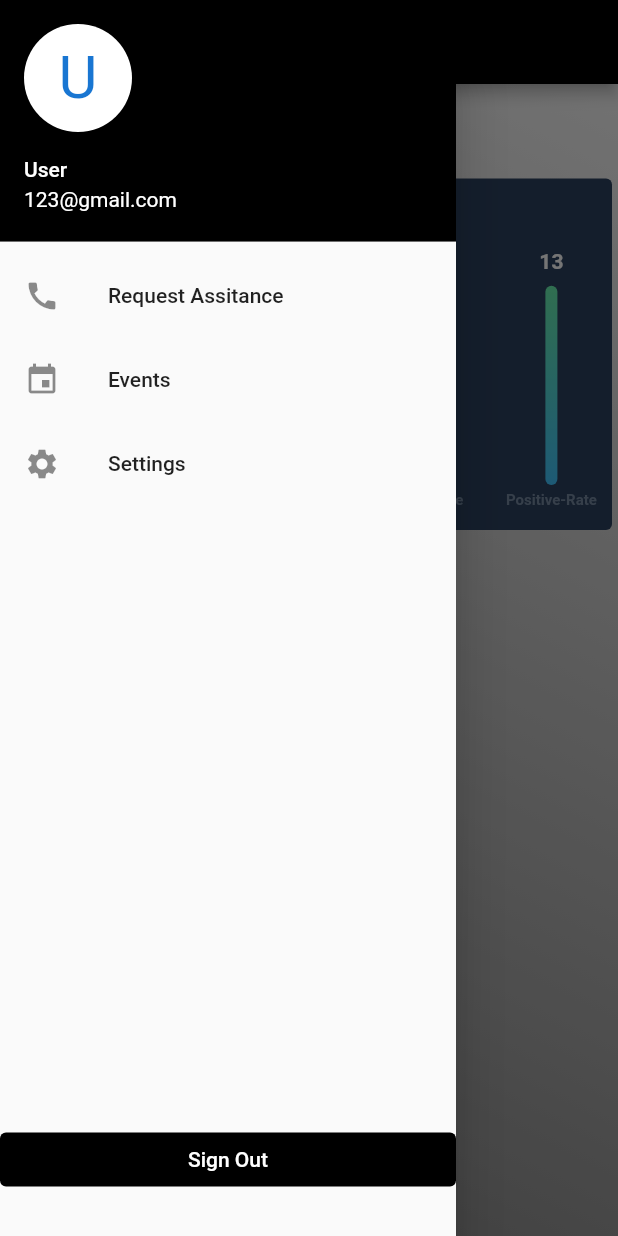
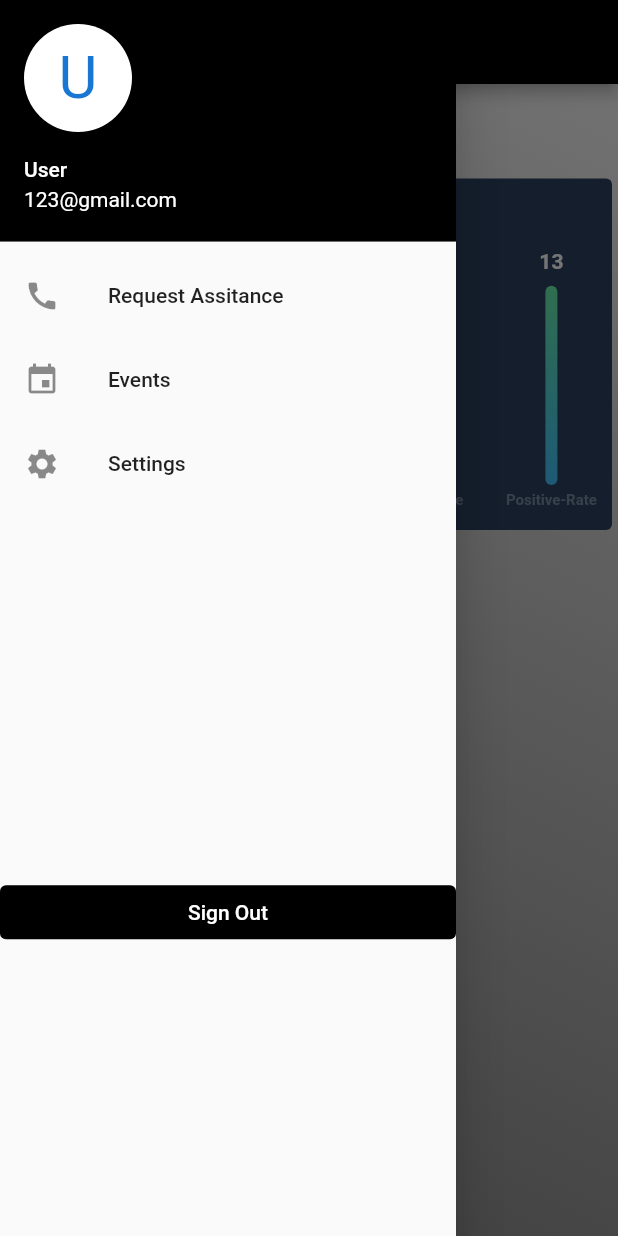
Before and after one commit to saud121/APS_user_subadmin, a Flutter app: the UserDashboardScreen screen opened directly, with the side drawer open, on a phone screen of 412 x 824 dp. Run offline on Flutter 3.47's test engine with Material 2 defaults, Android fonts, the phone set to English and light mode, and no system bars; drawn by our look-alikes of fl_chart; our stand-ins replace camera, dio, font_awesome_flutter, get, google_fonts, table_calendar and 1 more; missing offline and left inert: flutter_phone_direct_caller.

```diff
--- a/lib/interfaces/User/dashboard_screen.dart
+++ b/lib/interfaces/User/dashboard_screen.dart
@@ -43,12 +43,11 @@ class UserDashboardScreen extends StatelessWidget {
             ),
             ListTile(
               onTap: () {
-                Get.to(()=>RequestAssitance());
+                Get.to(() => RequestAssitance());
               },
               leading: Icon(Icons.call),
               title: Text("Request Assitance"),
             ),
-
             ListTile(
               onTap: () {
                 Get.to(() => EventScreen());
@@ -64,7 +63,7 @@ class UserDashboardScreen extends StatelessWidget {
               title: Text("Settings"),
             ),
             SizedBox(
-              height: MediaQuery.of(context).size.height * 0.5,
+              height: MediaQuery.of(context).size.height * 0.3,
             ),
             TextButton(
               style: TextButton.styleFrom(
--- a/lib/interfaces/subadmin/subadmin.dart
+++ b/lib/interfaces/subadmin/subadmin.dart
@@ -160,7 +160,7 @@ class _SubAdminState extends State<SubAdmin> {
                 },
               ),
               SizedBox(
-              height: 170,
+                height: 150,
               ),
               Padding(
                 padding: const EdgeInsets.all(8.0),
@@ -175,9 +175,7 @@ class _SubAdminState extends State<SubAdmin> {
                   child: Text("Sign Out"),
                 ),
               )
-
             ],
-
           ),
         ),
         backgroundColor: Colors.transparent,
```
Also changed, not shown: pubspec.lock, 1 other file. Lines whose indentation alone changed are shown as unchanged.
